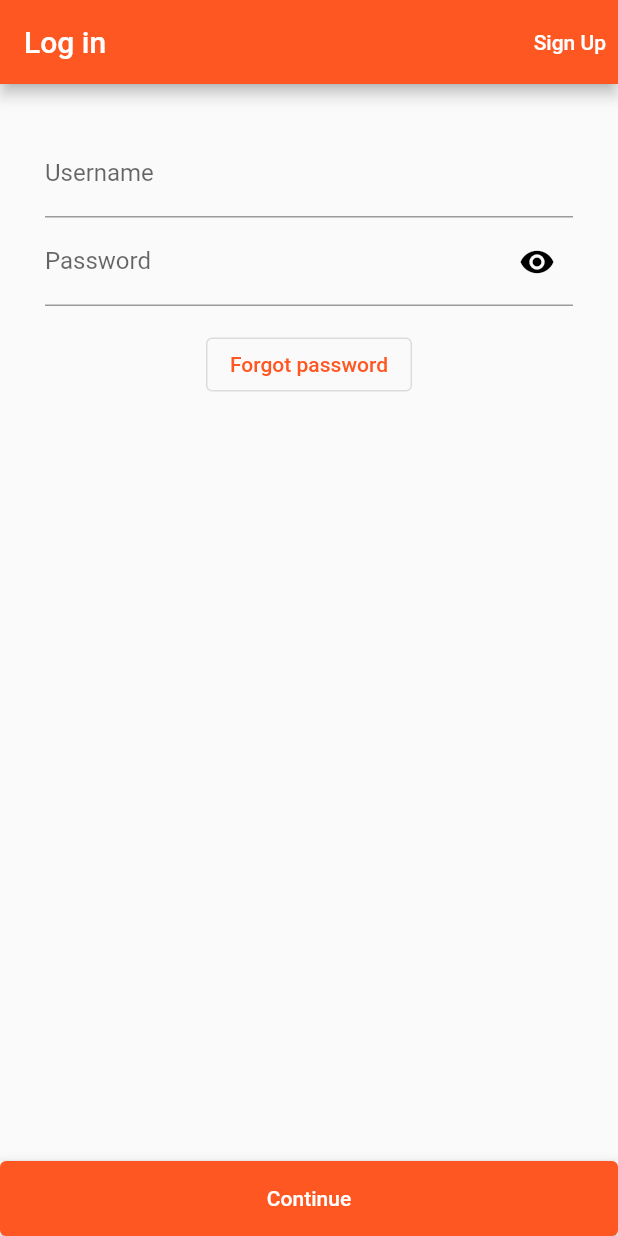
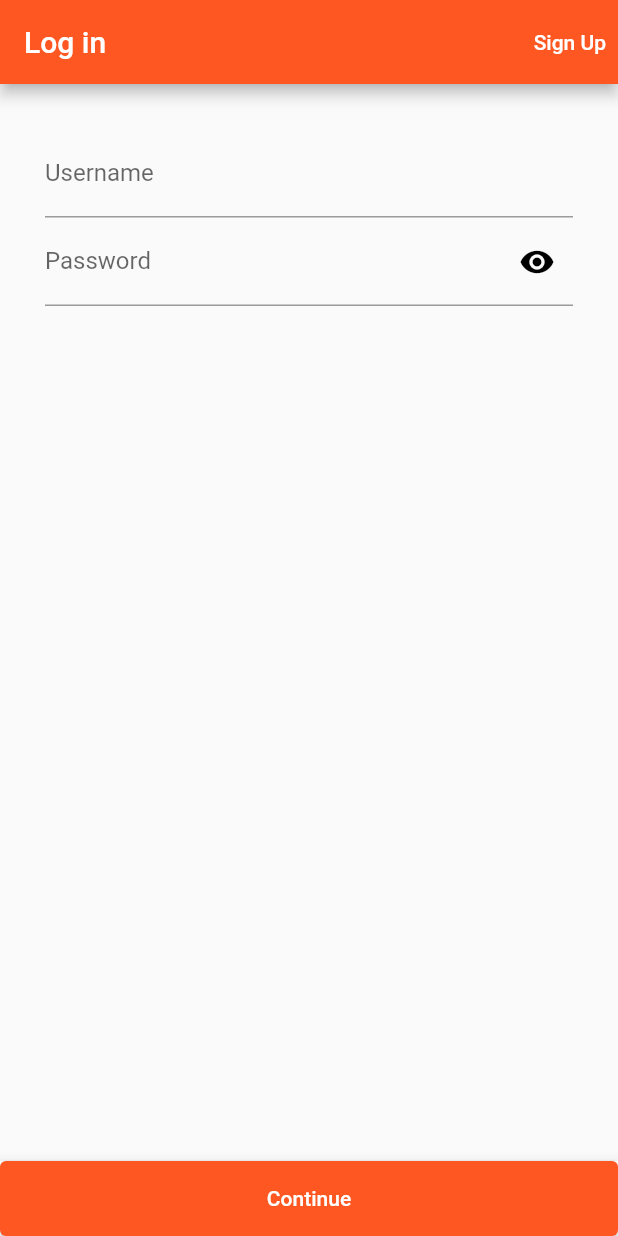
Before and after one commit to AliLRS/Reddit-Flutter-App, a Flutter app: the screen it shows after launch, on a phone screen of 412 x 824 dp. Run offline on Flutter 3.47's test engine with Material 2 defaults, Android fonts, the phone set to English and light mode, and no system bars.

Commit message:
removing forgot password

```diff
--- a/lib/login_page.dart
+++ b/lib/login_page.dart
@@ -61,15 +61,6 @@ class _LoginPageState extends State<LoginPage> {
               ),
               obscureText: !_passwordVisibility,
             ),
-            Container(
-              margin: const EdgeInsets.only(top: 15),
-              child: OutlinedButton(
-                child: const Text('Forgot password'),
-                onPressed: () {
-                  Navigator.pushReplacementNamed(context, '/home');
-                },
-              ),
-            )
           ],
         ),
       ),
```
